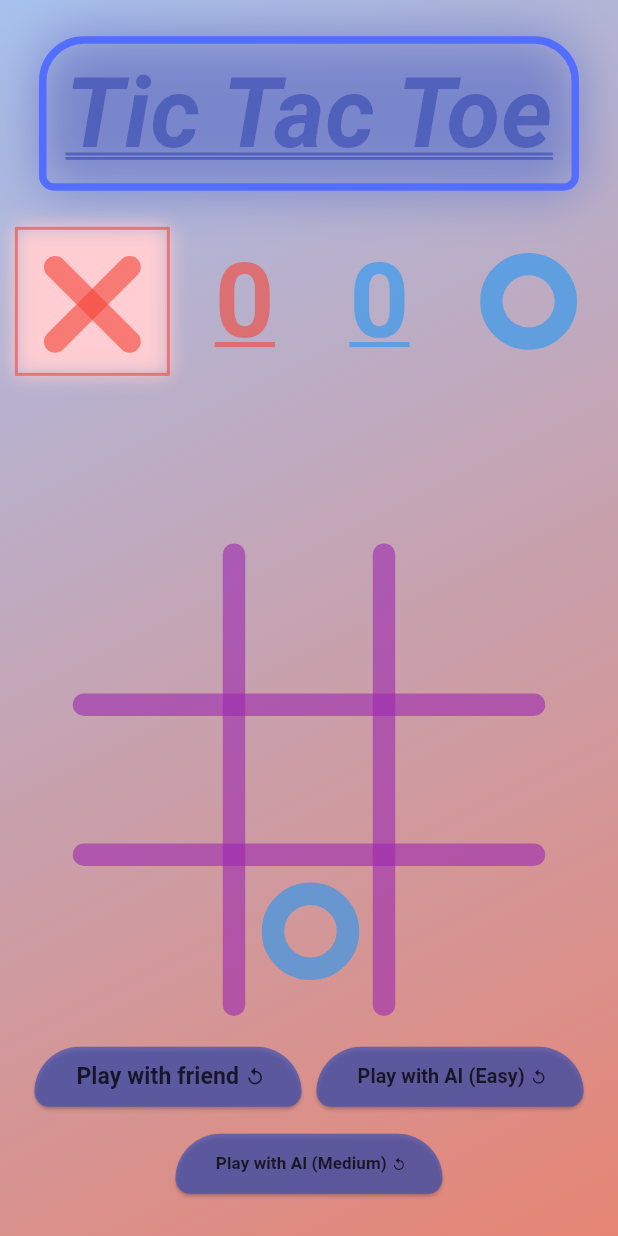
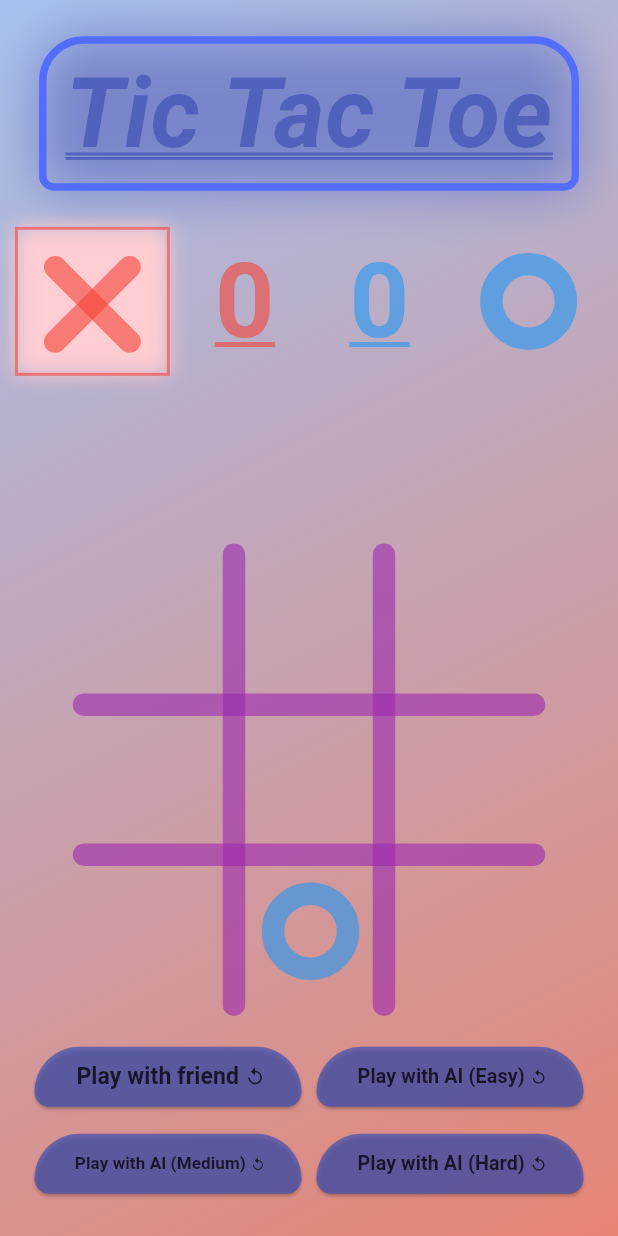
Before and after one commit to mdanisulh/tic-tac-toe, a Flutter app: the screen it shows after launch, after a tap on "Play with AI (Medium)", on a phone screen of 412 x 824 dp. Run offline on Flutter 3.47's test engine with Material 2 defaults, Android fonts, the phone set to English and light mode, and no system bars.

Commit message:
added hard difficulty for single player mode

```diff
--- a/lib/home_screen.dart
+++ b/lib/home_screen.dart
@@ -39,8 +39,7 @@ class _MyHomePageState extends State<MyHomePage> {
       userIsCross = !userIsCross;
     }
     userIsCross = !userIsCross;
-    if (ai == 1) easyAI();
-    if (ai == 2) mediumAI();
+    if (ai != 0) singlePlayer();
     return SafeArea(
       child: Scaffold(
         body: Center(
@@ -254,7 +253,7 @@ class _MyHomePageState extends State<MyHomePage> {
                   ),
                 ),
                 FittedBox(
-                  //Play
+                  //Play Again
                   child: Column(
                     children: [
                       Row(
@@ -345,6 +344,8 @@ class _MyHomePageState extends State<MyHomePage> {
                         ],
                       ),
                       const SizedBox(height: 10),
+                      Row(
+                        children: [
                           ElevatedButton(
                             //Single Player Medium
                             onPressed: () {
@@ -366,7 +367,8 @@ class _MyHomePageState extends State<MyHomePage> {
                               width: 130,
                               child: FittedBox(
                                 child: Row(
-                              mainAxisAlignment: MainAxisAlignment.spaceEvenly,
+                                  mainAxisAlignment:
+                                      MainAxisAlignment.spaceEvenly,
                                   children: [
                                     Text(
                                       " Play with AI (Medium) ",
@@ -385,6 +387,50 @@ class _MyHomePageState extends State<MyHomePage> {
                               ),
                             ),
                           ),
+                          const SizedBox(width: 10),
+                          ElevatedButton(
+                            //Single Player Hard
+                            onPressed: () {
+                              reset();
+                              ai = 3;
+                            },
+                            style: ElevatedButton.styleFrom(
+                              backgroundColor: Colors.indigo.withOpacity(0.7),
+                              shape: const RoundedRectangleBorder(
+                                borderRadius: BorderRadius.only(
+                                  topLeft: Radius.circular(75),
+                                  bottomRight: Radius.circular(25),
+                                  bottomLeft: Radius.circular(25),
+                                  topRight: Radius.circular(75),
+                                ),
+                              ),
+                            ),
+                            child: SizedBox(
+                              width: 130,
+                              child: FittedBox(
+                                child: Row(
+                                  mainAxisAlignment:
+                                      MainAxisAlignment.spaceEvenly,
+                                  children: [
+                                    Text(
+                                      " Play with AI (Hard) ",
+                                      style: TextStyle(
+                                        fontSize: 20,
+                                        fontWeight: FontWeight.w600,
+                                        color: Colors.black.withOpacity(0.75),
+                                      ),
+                                    ),
+                                    Icon(
+                                      Icons.replay,
+                                      color: Colors.black.withOpacity(0.75),
+                                    )
+                                  ],
+                                ),
+                              ),
+                            ),
+                          ),
+                        ],
+                      ),
                     ],
                   ),
                 )
@@ -396,19 +442,9 @@ class _MyHomePageState extends State<MyHomePage> {
     );
   }
 
-  void easyAI() {
+  void singlePlayer() {
     if (!userIsCross && boxesFilled != 9) {
-      int random;
-      do {
-        random = Random().nextInt(9);
-      } while (symbol[random] != null);
-      symbol[random] = userIsCross;
-      setAI();
-    }
-  }
-
-  void mediumAI() {
-    if (!userIsCross && boxesFilled != 9) {
+      if (ai == 2 || ai == 3) {
         for (int i = 0; i < 9; i++) {
           if (symbol[i] == null) {
             symbol[i] = userIsCross;
@@ -428,6 +464,14 @@ class _MyHomePageState extends State<MyHomePage> {
               return;
             }
             symbol[i] = null;
+          }
+        }
+      }
+      if (ai == 3) {
+        if (symbol[4] == null) {
+          symbol[4] = userIsCross;
+          setAI();
+          return;
         }
       }
       int random;
```
Lines whose indentation alone changed are shown as unchanged.
